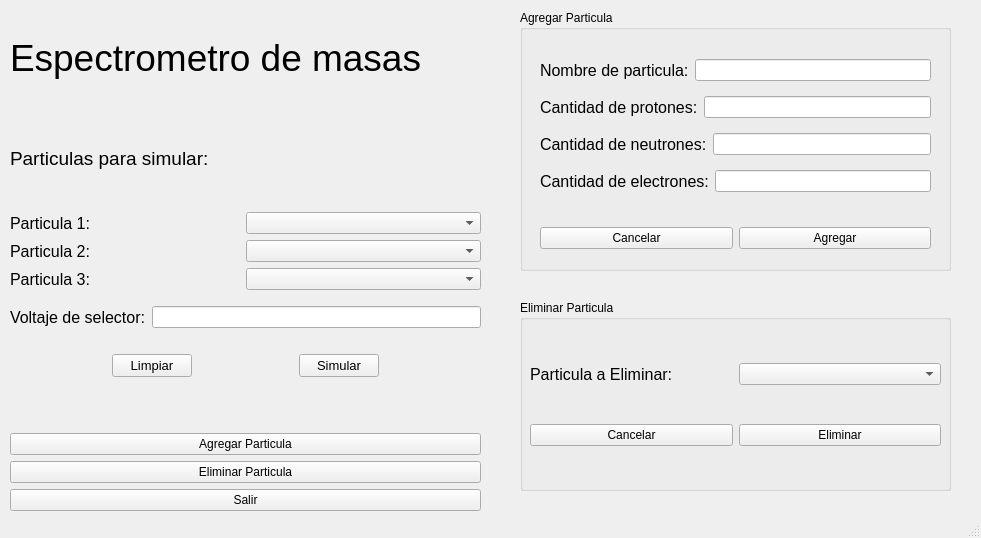
First picture: the form in gui.ui, repository Andrei-Portales/Proyecto-Fisica-3, before the edit.
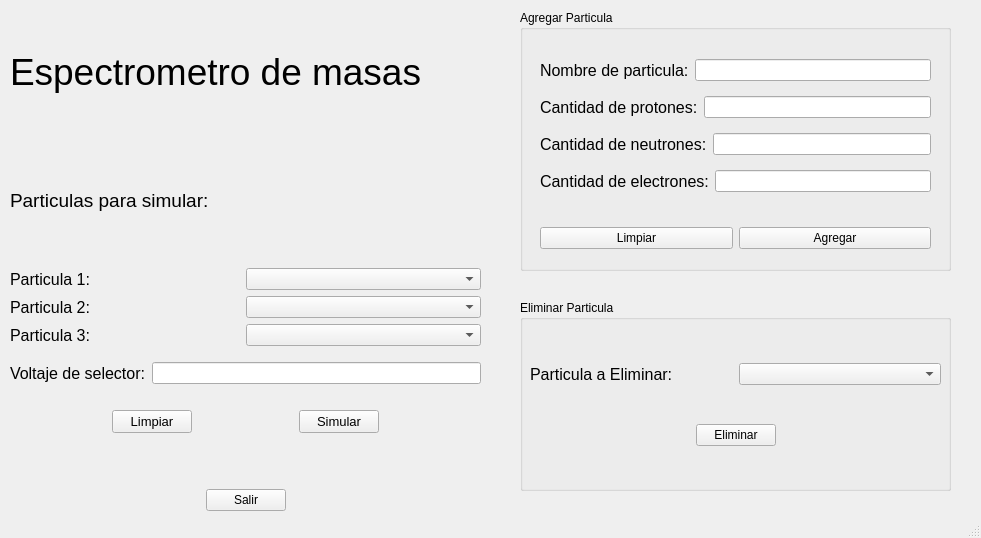
Second picture: the form after the edit.

The edit to the form file:
```diff
--- a/gui.ui
+++ b/gui.ui
@@ -271,20 +271,19 @@
       </spacer>
      </item>
      <item>
-      <layout class="QVBoxLayout" name="verticalLayout_3">
+      <layout class="QHBoxLayout" name="horizontalLayout_11">
        <item>
-        <widget class="QPushButton" name="btnAddParticles">
-         <property name="text">
-          <string>Agregar Particula</string>
+        <spacer name="horizontalSpacer_6">
+         <property name="orientation">
+          <enum>Qt::Horizontal</enum>
          </property>
-        </widget>
-       </item>
-       <item>
-        <widget class="QPushButton" name="btnDeleteParticles">
-         <property name="text">
-          <string>Eliminar Particula</string>
+         <property name="sizeHint" stdset="0">
+          <size>
+           <width>40</width>
+           <height>20</height>
+          </size>
          </property>
-        </widget>
+        </spacer>
        </item>
        <item>
         <widget class="QPushButton" name="btnClose">
@@ -293,6 +292,19 @@
          </property>
         </widget>
        </item>
+       <item>
+        <spacer name="horizontalSpacer_7">
+         <property name="orientation">
+          <enum>Qt::Horizontal</enum>
+         </property>
+         <property name="sizeHint" stdset="0">
+          <size>
+           <width>40</width>
+           <height>20</height>
+          </size>
+         </property>
+        </spacer>
+       </item>
       </layout>
      </item>
     </layout>
@@ -416,7 +428,7 @@
         <item>
          <widget class="QPushButton" name="btnCalcelarAgregar">
           <property name="text">
-           <string>Cancelar</string>
+           <string>Limpiar</string>
           </property>
          </widget>
         </item>
@@ -476,11 +488,17 @@
       <item>
        <layout class="QHBoxLayout" name="horizontalLayout_2">
         <item>
-         <widget class="QPushButton" name="btnCancelarEliminar">
-          <property name="text">
-           <string>Cancelar</string>
+         <spacer name="horizontalSpacer_4">
+          <property name="orientation">
+           <enum>Qt::Horizontal</enum>
           </property>
-         </widget>
+          <property name="sizeHint" stdset="0">
+           <size>
+            <width>40</width>
+            <height>20</height>
+           </size>
+          </property>
+         </spacer>
         </item>
         <item>
          <widget class="QPushButton" name="btnEliminarParticulas">
@@ -489,6 +507,19 @@
           </property>
          </widget>
         </item>
+        <item>
+         <spacer name="horizontalSpacer_5">
+          <property name="orientation">
+           <enum>Qt::Horizontal</enum>
+          </property>
+          <property name="sizeHint" stdset="0">
+           <size>
+            <width>40</width>
+            <height>20</height>
+           </size>
+          </property>
+         </spacer>
+        </item>
        </layout>
       </item>
      </layout>
```
